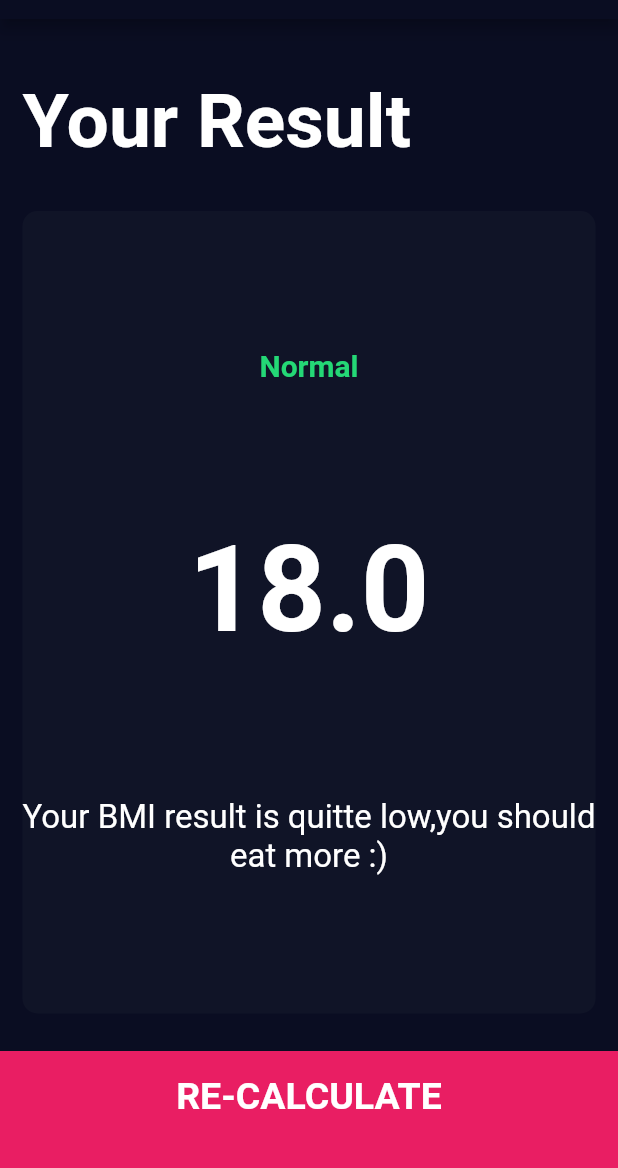
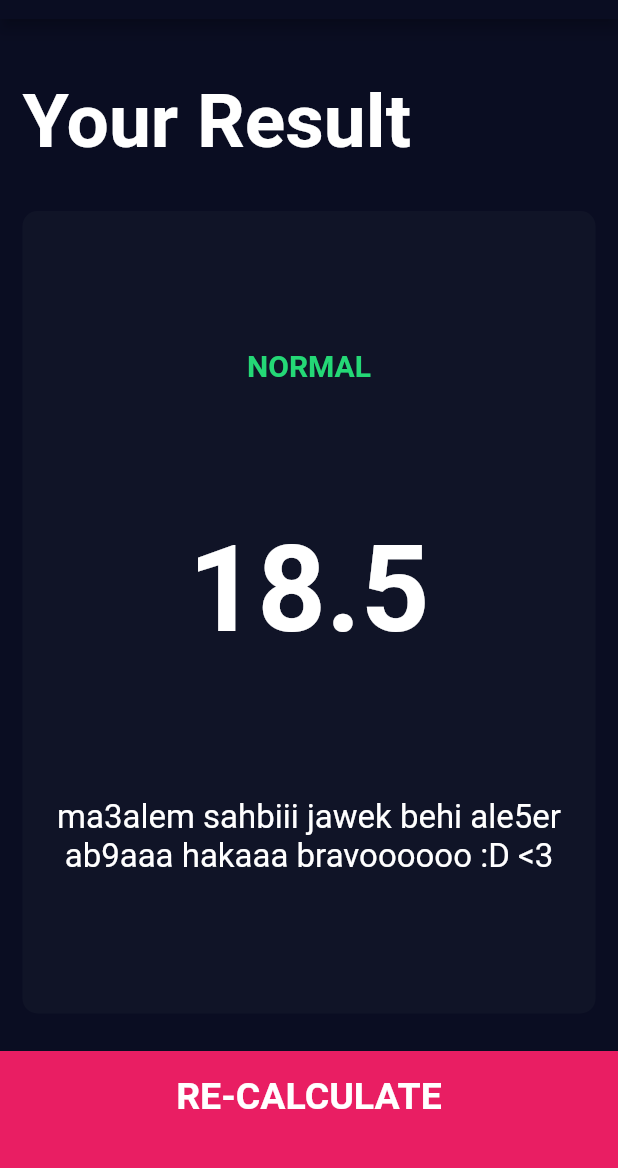
Before and after one commit to sfaxioussama1/appbmi_sfaxioussama, a Flutter app: the screen it shows after launch, after a tap on "CALCULATE", on a phone screen of 412 x 824 dp, the part 65-1233 px from its top. Run offline on Flutter 3.47's test engine with Material 2 defaults, Android fonts, the phone set to English and light mode, and no system bars; our stand-ins replace font_awesome_flutter.

Commit message:
wilyeeeeeeeeeey wiriririririririrri 5edmetttttttt
wilyeeeeeeeeeey wiriririririririrri 5edmetttttttt

```diff
--- a/lib/controler/calcul.dart
+++ b/lib/controler/calcul.dart
@@ -0,0 +1,35 @@
+import 'dart:math';
+class Calcul{
+  Calcul({this.height,this.weight});
+  final int height;
+  final int weight;
+  double bmi;
+  String BmiCalc(){
+     bmi = weight / pow(height / 100.0, 2);
+   return bmi.toStringAsFixed(1);
+  }
+
+  String getFinalResult() {
+    if (bmi >= 25) {
+      return 'Overweight';
+    }
+    else if (bmi > 18.5) {
+      return 'Normal';
+    }
+    return 'Underweight';
+  }
+
+
+  String getIt() {
+    if (bmi >= 25) {
+      return 'lezmek tath3aaaf 5ouya/ou5ty etlhe b sahteeeek!';
+    }
+
+    if (bmi >= 18.5) {
+      return 'ma3alem sahbiii jawek behi ale5er ab9aaa hakaaa bravoooooo :D <3';
+    }
+    return 'lezmekkkk tekellll ya 5ouyaaaaaa';
+  }
+
+
+}
--- a/lib/pages/final_page.dart
+++ b/lib/pages/final_page.dart
@@ -2,6 +2,11 @@ import 'package:flutter/material.dart';
 
 import 'home_page.dart';
 class FinalPage extends StatelessWidget {
+  FinalPage({@required this.finalBmiResult,@required this.txtResult,@required this.fed});
+  final String finalBmiResult ;
+  final String txtResult;
+  final String fed;
+
   @override
   Widget build(BuildContext context) {
     return Scaffold(
@@ -39,7 +44,7 @@ class FinalPage extends StatelessWidget {
               crossAxisAlignment: CrossAxisAlignment.center,
                children: [
                           Text(
-                           'Normal',
+                            txtResult.toUpperCase(),
                             style: TextStyle(
                             color: Color(0xFF24D876),
                             fontSize: 20.0,
@@ -47,9 +52,9 @@ class FinalPage extends StatelessWidget {
                                ),
                               ),
                  Text(
-                   '18.0', style:TextStyle(fontSize: 80.0, fontWeight: FontWeight.bold,color: Colors.white)
+                     finalBmiResult, style:TextStyle(fontSize: 80.0, fontWeight: FontWeight.bold,color: Colors.white)
                  ),
-                 Text('Your BMI result is quitte low,you should eat more :)',textAlign:TextAlign.center,style:TextStyle( color:Colors.white,fontSize: 22.0)),
+                 Text(fed,textAlign:TextAlign.center,style:TextStyle( color:Colors.white,fontSize: 22.0)),
 
 
                ],
--- a/lib/pages/home_page.dart
+++ b/lib/pages/home_page.dart
@@ -1,3 +1,5 @@
+import 'package:appbmisfaxioussama/controler/calcul.dart';
+
 import 'final_page.dart';
 import 'package:flutter/material.dart';
 import 'package:font_awesome_flutter/font_awesome_flutter.dart';
@@ -290,7 +292,16 @@ void colorUp(int s){
 
           GestureDetector(
               onTap:(){
-                Navigator.push(context, MaterialPageRoute(builder: (context) => FinalPage()));
+                Calcul ca = Calcul(height: height,weight: weight);
+
+                Navigator.push(context, MaterialPageRoute(builder: (context) => FinalPage(
+                  finalBmiResult:ca.BmiCalc(),
+                  txtResult:ca.getFinalResult(),
+                  fed:ca.getIt(),
+
+
+                )));
+
               },
             child: Container(
               child:Center(
```
